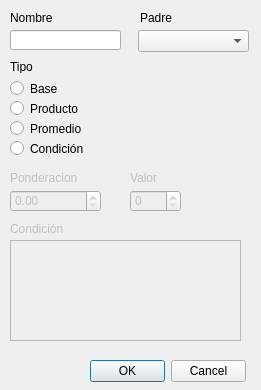
Qt form UIs/agregarVar.ui (MonodetH/Promedieitor) before a commit.
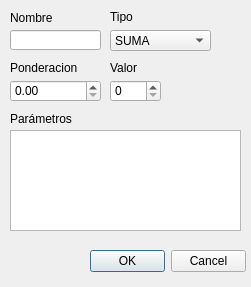
The same form after that commit.

Commit message:
Modificado UI y Class de agregarVar
Implementado El comboBox

Patch:
```diff
--- a/UIs/agregarVar.ui
+++ b/UIs/agregarVar.ui
@@ -6,8 +6,8 @@
    <rect>
     <x>0</x>
     <y>0</y>
-    <width>261</width>
-    <height>390</height>
+    <width>251</width>
+    <height>287</height>
    </rect>
   </property>
   <property name="windowTitle">
@@ -15,12 +15,12 @@
   </property>
   <widget class="QTextEdit" name="textEdit_4">
    <property name="enabled">
-    <bool>false</bool>
+    <bool>true</bool>
    </property>
    <property name="geometry">
     <rect>
      <x>10</x>
-     <y>240</y>
+     <y>130</y>
      <width>231</width>
      <height>101</height>
     </rect>
@@ -30,7 +30,7 @@
    <property name="geometry">
     <rect>
      <x>90</x>
-     <y>360</y>
+     <y>250</y>
      <width>156</width>
      <height>23</height>
     </rect>
@@ -39,63 +39,11 @@
     <set>QDialogButtonBox::Cancel|QDialogButtonBox::Ok</set>
    </property>
   </widget>
-  <widget class="QRadioButton" name="radioButton_2">
-   <property name="geometry">
-    <rect>
-     <x>10</x>
-     <y>100</y>
-     <width>101</width>
-     <height>17</height>
-    </rect>
-   </property>
-   <property name="text">
-    <string>Producto</string>
-   </property>
-  </widget>
-  <widget class="QRadioButton" name="radioButton">
-   <property name="geometry">
-    <rect>
-     <x>10</x>
-     <y>80</y>
-     <width>82</width>
-     <height>17</height>
-    </rect>
-   </property>
-   <property name="text">
-    <string>Base</string>
-   </property>
-  </widget>
-  <widget class="QRadioButton" name="radioButton_4">
-   <property name="geometry">
-    <rect>
-     <x>10</x>
-     <y>140</y>
-     <width>101</width>
-     <height>17</height>
-    </rect>
-   </property>
-   <property name="text">
-    <string>Condición</string>
-   </property>
-  </widget>
-  <widget class="QRadioButton" name="radioButton_3">
-   <property name="geometry">
-    <rect>
-     <x>10</x>
-     <y>120</y>
-     <width>101</width>
-     <height>17</height>
-    </rect>
-   </property>
-   <property name="text">
-    <string>Promedio</string>
-   </property>
-  </widget>
   <widget class="QLabel" name="label">
    <property name="geometry">
     <rect>
-     <x>10</x>
-     <y>60</y>
+     <x>110</x>
+     <y>10</y>
      <width>46</width>
      <height>13</height>
     </rect>
@@ -104,34 +52,24 @@
     <string>Tipo</string>
    </property>
   </widget>
-  <widget class="QComboBox" name="comboBox">
-   <property name="geometry">
-    <rect>
-     <x>138</x>
-     <y>30</y>
-     <width>111</width>
-     <height>22</height>
-    </rect>
-   </property>
-  </widget>
-  <widget class="QLineEdit" name="lineEdit">
+  <widget class="QLineEdit" name="nomVar">
    <property name="geometry">
     <rect>
      <x>10</x>
      <y>30</y>
-     <width>111</width>
+     <width>91</width>
      <height>20</height>
     </rect>
    </property>
   </widget>
   <widget class="QSpinBox" name="spinBox">
    <property name="enabled">
-    <bool>false</bool>
+    <bool>true</bool>
    </property>
    <property name="geometry">
     <rect>
-     <x>130</x>
-     <y>190</y>
+     <x>110</x>
+     <y>80</y>
      <width>51</width>
      <height>22</height>
     </rect>
@@ -139,25 +77,28 @@
   </widget>
   <widget class="QDoubleSpinBox" name="doubleSpinBox">
    <property name="enabled">
-    <bool>false</bool>
+    <bool>true</bool>
    </property>
    <property name="geometry">
     <rect>
      <x>10</x>
-     <y>190</y>
+     <y>80</y>
      <width>91</width>
      <height>22</height>
     </rect>
    </property>
+   <property name="minimum">
+    <double>0.000000000000000</double>
+   </property>
   </widget>
   <widget class="QLabel" name="label_3">
    <property name="enabled">
-    <bool>false</bool>
+    <bool>true</bool>
    </property>
    <property name="geometry">
     <rect>
      <x>10</x>
-     <y>170</y>
+     <y>60</y>
      <width>91</width>
      <height>16</height>
     </rect>
@@ -168,12 +109,12 @@
   </widget>
   <widget class="QLabel" name="label_4">
    <property name="enabled">
-    <bool>false</bool>
+    <bool>true</bool>
    </property>
    <property name="geometry">
     <rect>
-     <x>130</x>
-     <y>170</y>
+     <x>110</x>
+     <y>60</y>
      <width>61</width>
      <height>16</height>
     </rect>
@@ -195,35 +136,57 @@
     <string>Nombre</string>
    </property>
   </widget>
-  <widget class="QLabel" name="label_6">
-   <property name="geometry">
-    <rect>
-     <x>140</x>
-     <y>10</y>
-     <width>61</width>
-     <height>16</height>
-    </rect>
-   </property>
-   <property name="text">
-    <string>Padre</string>
-   </property>
-  </widget>
   <widget class="QLabel" name="label_7">
    <property name="enabled">
-    <bool>false</bool>
+    <bool>true</bool>
    </property>
    <property name="geometry">
     <rect>
      <x>10</x>
-     <y>220</y>
+     <y>110</y>
      <width>66</width>
      <height>17</height>
     </rect>
    </property>
    <property name="text">
-    <string>Condición</string>
+    <string>Parámetros</string>
    </property>
   </widget>
+  <widget class="QComboBox" name="comboBox">
+   <property name="geometry">
+    <rect>
+     <x>110</x>
+     <y>30</y>
+     <width>101</width>
+     <height>21</height>
+    </rect>
+   </property>
+   <item>
+    <property name="text">
+     <string>SUMA</string>
+    </property>
+   </item>
+   <item>
+    <property name="text">
+     <string>BASE</string>
+    </property>
+   </item>
+   <item>
+    <property name="text">
+     <string>PRODUCTO</string>
+    </property>
+   </item>
+   <item>
+    <property name="text">
+     <string>PROMEDIO</string>
+    </property>
+   </item>
+   <item>
+    <property name="text">
+     <string>CONDICIONAL</string>
+    </property>
+   </item>
+  </widget>
  </widget>
  <resources/>
  <connections/>
```
Left out of the diff: 6 changed lines with no effect on the pictures. The commit also changes 2 other files.
